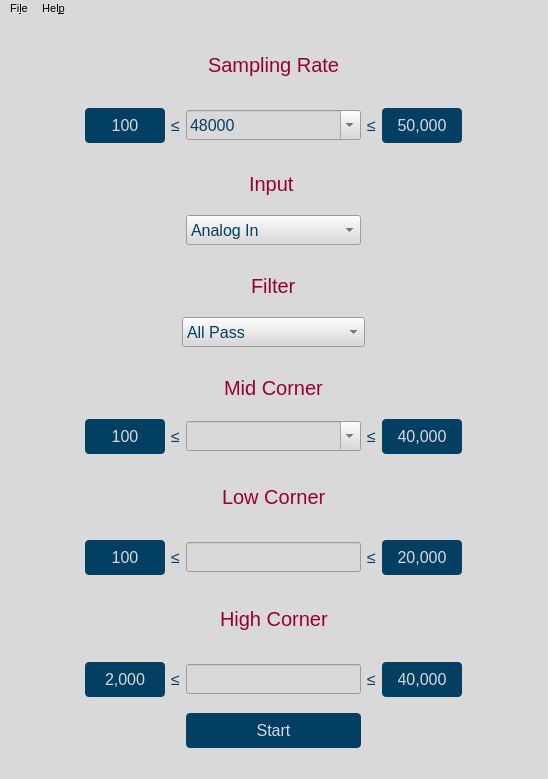
Above: gui/qtdesigner/BasicOperation.ui from wyattduber/CyDAQ before the change. Below: the same form after it.
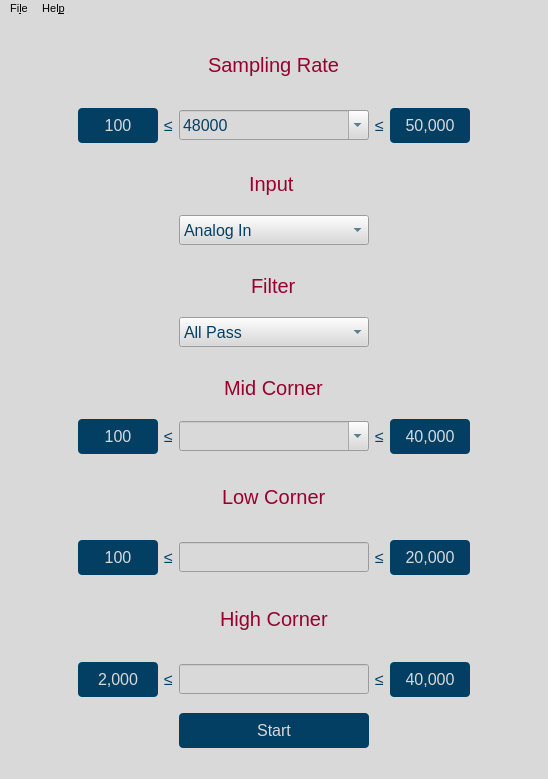
That is the form after the change.

Commit message: made inputs bigger

Diff of the .ui file:
```diff
--- a/gui/qtdesigner/BasicOperation.ui
+++ b/gui/qtdesigner/BasicOperation.ui
@@ -118,7 +118,7 @@
         </property>
         <property name="minimumSize">
          <size>
-          <width>175</width>
+          <width>190</width>
           <height>30</height>
          </size>
         </property>
@@ -234,7 +234,7 @@
      <widget class="QComboBox" name="input_input_box">
       <property name="minimumSize">
        <size>
-        <width>175</width>
+        <width>190</width>
         <height>30</height>
        </size>
       </property>
@@ -316,7 +316,7 @@
      <widget class="QComboBox" name="filter_input_box">
       <property name="minimumSize">
        <size>
-        <width>175</width>
+        <width>190</width>
         <height>30</height>
        </size>
       </property>
@@ -445,7 +445,7 @@
         </property>
         <property name="minimumSize">
          <size>
-          <width>175</width>
+          <width>190</width>
           <height>30</height>
          </size>
         </property>
@@ -568,7 +568,7 @@
        <widget class="QLineEdit" name="low_corner_input">
         <property name="minimumSize">
          <size>
-          <width>175</width>
+          <width>190</width>
           <height>30</height>
          </size>
         </property>
@@ -661,7 +661,7 @@
        <widget class="QLineEdit" name="high_corner_bar_input">
         <property name="minimumSize">
          <size>
-          <width>175</width>
+          <width>190</width>
           <height>30</height>
          </size>
         </property>
@@ -725,7 +725,7 @@
      <widget class="QPushButton" name="start_stop_sampling_btn">
       <property name="minimumSize">
        <size>
-        <width>175</width>
+        <width>190</width>
         <height>0</height>
        </size>
       </property>
```
